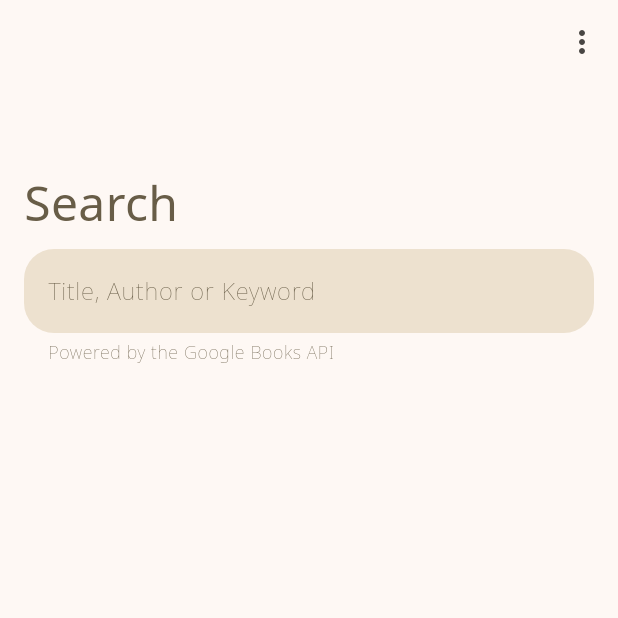
After one commit to 8-bit-confusion/booklist, a Flutter app: the screen it shows after launch, item 2 of the bottom bar chosen, on a phone screen of 412 x 824 dp, the top half of it. The commit adds this screen. Run offline on Flutter 3.47's test engine with Material 3 defaults, Android fonts, the light colour scheme and no system bars; our stand-ins replace file_picker, fl_chart, package_info_plus; missing offline and left inert: mobile_scanner; project files that could hold a hidden picture were left out.

Commit message:
settings access on all main pages

```diff
--- a/lib/pages/search.dart
+++ b/lib/pages/search.dart
@@ -3,9 +3,11 @@ import 'dart:convert';
 import 'package:flutter/material.dart';
 import 'package:http/http.dart';
 
+import 'item_view.dart';
 import '../pages.dart';
 import '../saves.dart';
-import 'item_view.dart';
+import '../settings_launcher.dart';
+
 
 class Search extends PageContent {
   const Search({super.key});
@@ -43,7 +45,8 @@ class _SearchState extends State<Search> {
 
   @override
   Widget build(BuildContext context) {
-    return Container(
+    return SettingsLauncher(
+      body: Container(
         padding: const EdgeInsets.all(16.0),
         child: Column(
           crossAxisAlignment: CrossAxisAlignment.start,
@@ -160,6 +163,8 @@ class _SearchState extends State<Search> {
             ),
           ],
         ),
+      ),
+      active: searchResults.isEmpty,
     );
   }
 }
--- a/lib/pages/stats.dart
+++ b/lib/pages/stats.dart
@@ -6,6 +6,7 @@ import 'package:fl_chart/fl_chart.dart';
 
 import '../pages.dart';
 import '../saves.dart';
+import '../settings_launcher.dart';
 
 class Stats extends PageContent {
   const Stats({super.key});
@@ -44,7 +45,8 @@ class _StatsState extends State<Stats> {
             .toDouble())
         .toList();
 
-    return Container(
+    return SettingsLauncher(
+      body: Container(
           padding: const EdgeInsets.all(16.0),
           child: Column(
             crossAxisAlignment: CrossAxisAlignment.start,
@@ -214,6 +216,7 @@ class _StatsState extends State<Stats> {
               ),
             )] : []),
           )
+      ),
     );
   }
 }
--- /dev/null
+++ b/lib/settings_launcher.dart
@@ -0,0 +1,39 @@
+import 'package:flutter/material.dart';
+
+import 'pages/settings.dart';
+
+class SettingsLauncher extends StatelessWidget {
+  final Widget body;
+  final bool active;
+
+  const SettingsLauncher({
+    super.key,
+    required this.body,
+    this.active = true,
+  });
+
+  @override
+  Widget build(BuildContext context) {
+    return active ? Stack(
+      children: [
+        Scaffold(
+          appBar: AppBar(
+            forceMaterialTransparency: true,
+            actions: <Widget>[IconButton(
+              icon: const Icon(Icons.more_vert),
+              onPressed: () async {
+                await Navigator.push(context,
+                    MaterialPageRoute(builder: (BuildContext context) {
+                      return const Settings();
+                    })
+                );
+              },
+            )
+            ],
+          ),
+        ),
+        body,
+      ]
+    ) : body;
+  }
+}
```
Also changed, not shown: lib/pages/library.dart (+3 -20 lines), lib/pages/scan_isbn.dart (+6 -2 lines). Lines whose indentation alone changed are shown as unchanged.
